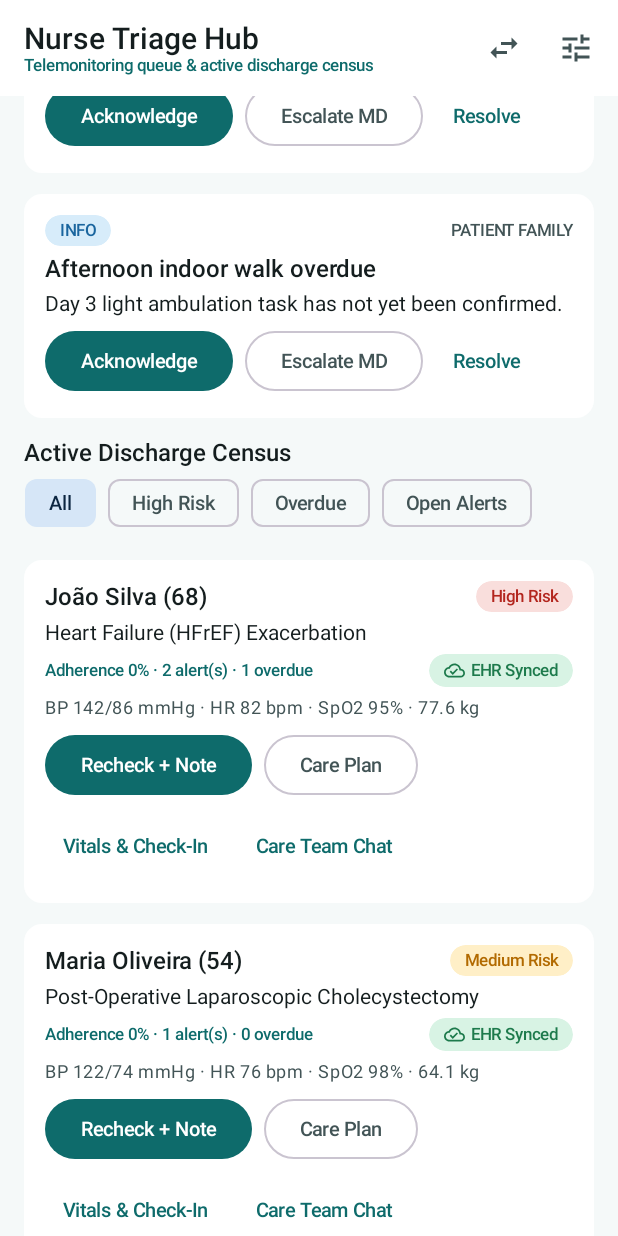
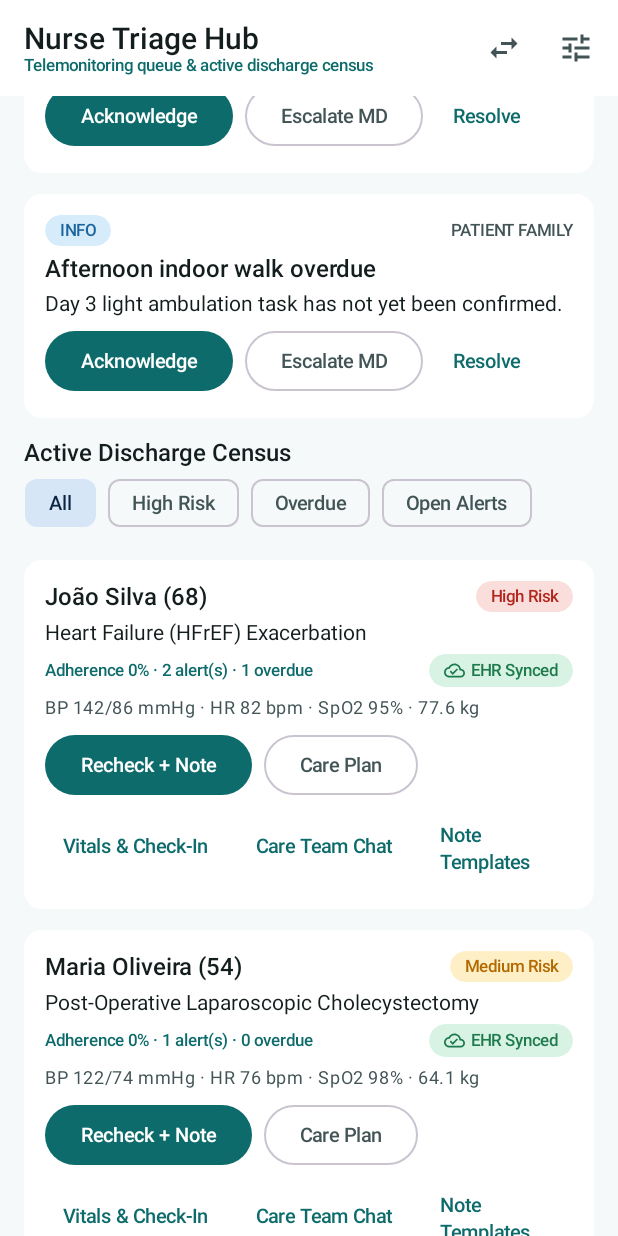
Before and after one commit to gilsonjuniorpro/hospital-discharge-companion, an Android app built with Jetpack Compose: the NurseWorkstationScreen screen opened through its navigation route, scrolled down 532 dp, on a phone screen of 412 x 824 dp. Run offline under Robolectric (Android 15) with nearby library versions, the phone set to English and light mode, and no system bars; our stand-ins replace Dagger/Hilt's generated code.

Commit message:
feat: add structured nursing clinical note template picker to NurseWorkstationScreen

```diff
--- a/app/src/main/java/com/hospitaldischargecompanion/feature/nurse/NurseWorkstationScreen.kt
+++ b/app/src/main/java/com/hospitaldischargecompanion/feature/nurse/NurseWorkstationScreen.kt
@@ -13,6 +13,7 @@ import androidx.compose.foundation.lazy.items
 import androidx.compose.material.icons.Icons
 import androidx.compose.material.icons.outlined.SwapHoriz
 import androidx.compose.material.icons.outlined.Tune
+import androidx.compose.material3.AlertDialog
 import androidx.compose.material3.Button
 import androidx.compose.material3.Card
 import androidx.compose.material3.CardDefaults
@@ -28,6 +29,9 @@ import androidx.compose.material3.TextButton
 import androidx.compose.material3.TopAppBar
 import androidx.compose.runtime.Composable
 import androidx.compose.runtime.getValue
+import androidx.compose.runtime.mutableStateOf
+import androidx.compose.runtime.remember
+import androidx.compose.runtime.setValue
 import androidx.compose.ui.Alignment
 import androidx.compose.ui.Modifier
 import androidx.compose.ui.res.stringResource
@@ -56,6 +60,7 @@ fun NurseWorkstationScreen(
     viewModel: NurseWorkstationViewModel = hiltViewModel()
 ) {
     val state by viewModel.uiState.collectAsStateWithLifecycle()
+    var noteTargetEpisode by remember { mutableStateOf<Pair<String, String>?>(null) }
 
     Scaffold(
         topBar = {
@@ -263,10 +268,42 @@ fun NurseWorkstationScreen(
                             TextButton(onClick = { onOpenMessaging(ep.id) }) {
                                 Text(text = stringResource(R.string.nav_messaging))
                             }
+                            TextButton(onClick = { noteTargetEpisode = ep.id to ep.patientName }) {
+                                Text(text = stringResource(R.string.nurse_templates_action))
+                            }
                         }
                     }
                 }
             }
         }
     }
+
+    noteTargetEpisode?.let { (epId, patientName) ->
+        AlertDialog(
+            onDismissRequest = { noteTargetEpisode = null },
+            title = { Text(text = stringResource(R.string.nurse_templates_dialog_title)) },
+            text = {
+                Column(verticalArrangement = Arrangement.spacedBy(8.dp)) {
+                    Text(text = patientName, style = MaterialTheme.typography.titleSmall)
+                    state.noteTemplates.forEach { tpl ->
+                        OutlinedButton(
+                            onClick = {
+                                viewModel.postNursingTemplateNote(epId, patientName, tpl)
+                                noteTargetEpisode = null
+                            },
+                            modifier = Modifier.fillMaxWidth()
+                        ) {
+                            Text(text = tpl.title)
+                        }
+                    }
+                }
+            },
+            confirmButton = {},
+            dismissButton = {
+                TextButton(onClick = { noteTargetEpisode = null }) {
+                    Text(text = stringResource(R.string.action_cancel))
+                }
+            }
+        )
+    }
 }
--- a/app/src/main/java/com/hospitaldischargecompanion/feature/nurse/NurseWorkstationViewModel.kt
+++ b/app/src/main/java/com/hospitaldischargecompanion/feature/nurse/NurseWorkstationViewModel.kt
@@ -42,13 +42,38 @@ data class NurseEpisodeSummary(
     val latestCheckIn: VitalCheckIn?
 )
 
+data class NursingNoteTemplate(
+    val id: String,
+    val title: String,
+    val body: String
+)
+
 data class NurseWorkstationUiState(
     val filter: NurseCensusFilter = NurseCensusFilter.ALL,
     val census: List<NurseEpisodeSummary> = emptyList(),
     val triageQueue: List<ClinicalAlert> = emptyList(),
+    val noteTemplates: List<NursingNoteTemplate> = defaultNursingTemplates(),
     val shiftHandoffSummary: String = "",
     val feedbackBanner: String? = null,
     val isLoading: Boolean = true
+)
+
+private fun defaultNursingTemplates(): List<NursingNoteTemplate> = listOf(
+    NursingNoteTemplate(
+        id = "nt-1",
+        title = "Fluid & Dry-Weight Coaching",
+        body = "Clinical Note: Reinforced <2g sodium, 1.5L fluid limit, and daily morning dry-weight checks."
+    ),
+    NursingNoteTemplate(
+        id = "nt-2",
+        title = "Medication Side-Effect Review",
+        body = "Clinical Note: Assessed dizziness/orthostasis after loop diuretic and GDMT dosing; verified pill-box setup."
+    ),
+    NursingNoteTemplate(
+        id = "nt-3",
+        title = "Escalation Handoff to MD",
+        body = "Clinical Note: Alert escalated to attending physician with updated vitals trend and adherence summary."
+    )
 )
 
 @HiltViewModel
@@ -153,6 +178,19 @@ class NurseWorkstationViewModel @Inject constructor(
         }
     }
 
+    fun postNursingTemplateNote(episodeId: String, patientName: String, template: NursingNoteTemplate) {
+        viewModelScope.launch {
+            messagingRepository.sendMessage(
+                episodeId = episodeId,
+                senderName = "RN Clara Mendes",
+                senderRole = UserRole.NURSE,
+                body = "${template.body} (Patient: $patientName)",
+                isClinicalNote = true
+            )
+            _banner.value = "Documented '${template.title}' clinical note for $patientName."
+        }
+    }
+
     fun bulkSendReminders() {
         val visible = uiState.value.census
         viewModelScope.launch {
--- a/app/src/main/res/values/strings.xml
+++ b/app/src/main/res/values/strings.xml
@@ -271,4 +271,7 @@
     <string name="family_invite_dialog_title">Invite Family Caregiver</string>
     <string name="family_relationship_hint">Relationship (e.g., Daughter, Spouse)</string>
     <string name="consent_signed_badge">Consent Verified</string>
+
+    <string name="nurse_templates_action">Note Templates</string>
+    <string name="nurse_templates_dialog_title">Document Nursing Clinical Note</string>
 </resources>
```
Also changed, not shown: 3 other files.
